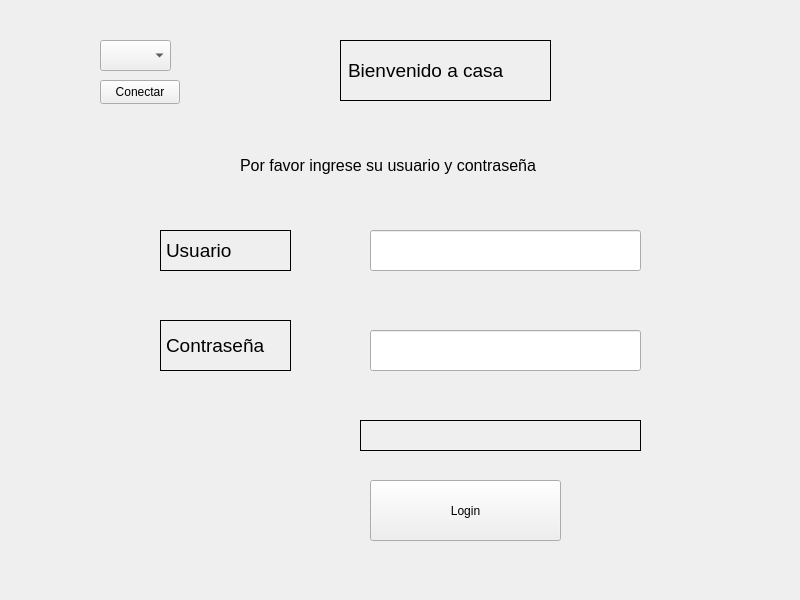
First picture: the form in Qt Creator GUI/Dashboard/mainwindow.ui, repository Danmuse/Home-automation-PRO, before the edit.
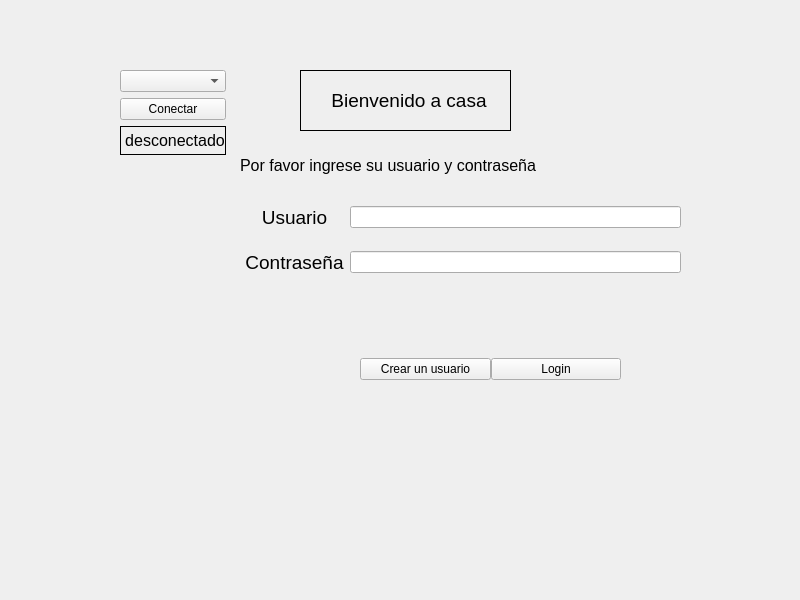
Second picture: the form after the edit.

Commit message: add new validator to create user and music ~ issue related #13

The edit to the form file:
```diff
--- a/Qt Creator GUI/Dashboard/mainwindow.ui
+++ b/Qt Creator GUI/Dashboard/mainwindow.ui
@@ -14,32 +14,11 @@
    <string>MainWindow</string>
   </property>
   <widget class="QWidget" name="centralwidget">
-   <widget class="QLabel" name="label_user">
-    <property name="geometry">
-     <rect>
-      <x>160</x>
-      <y>230</y>
-      <width>131</width>
-      <height>41</height>
-     </rect>
-    </property>
-    <property name="font">
-     <font>
-      <pointsize>14</pointsize>
-     </font>
-    </property>
-    <property name="frameShape">
-     <enum>QFrame::Box</enum>
-    </property>
-    <property name="text">
-     <string>&lt;html&gt;&lt;head/&gt;&lt;body&gt;&lt;p&gt;&lt;span style=&quot; color:#000000;&quot;&gt;Usuario&lt;/span&gt;&lt;/p&gt;&lt;/body&gt;&lt;/html&gt;</string>
-    </property>
-   </widget>
    <widget class="QLabel" name="label_titulo">
     <property name="geometry">
      <rect>
-      <x>340</x>
-      <y>40</y>
+      <x>300</x>
+      <y>70</y>
       <width>211</width>
       <height>61</height>
      </rect>
@@ -53,70 +32,7 @@
      <enum>QFrame::Box</enum>
     </property>
     <property name="text">
-     <string>&lt;html&gt;&lt;head/&gt;&lt;body&gt;&lt;p&gt;&lt;span style=&quot; font-size:14pt; color:#000000;&quot;&gt;Bienvenido a casa&lt;/span&gt;&lt;/p&gt;&lt;/body&gt;&lt;/html&gt;</string>
-    </property>
-   </widget>
-   <widget class="QLabel" name="label_confirmLogin">
-    <property name="geometry">
-     <rect>
-      <x>360</x>
-      <y>420</y>
-      <width>281</width>
-      <height>31</height>
-     </rect>
-    </property>
-    <property name="frameShape">
-     <enum>QFrame::Box</enum>
-    </property>
-    <property name="text">
-     <string/>
-    </property>
-   </widget>
-   <widget class="QLineEdit" name="lineEdit_user">
-    <property name="geometry">
-     <rect>
-      <x>370</x>
-      <y>230</y>
-      <width>271</width>
-      <height>41</height>
-     </rect>
-    </property>
-   </widget>
-   <widget class="QLabel" name="label_password">
-    <property name="geometry">
-     <rect>
-      <x>160</x>
-      <y>320</y>
-      <width>131</width>
-      <height>51</height>
-     </rect>
-    </property>
-    <property name="font">
-     <font>
-      <pointsize>14</pointsize>
-     </font>
-    </property>
-    <property name="frameShape">
-     <enum>QFrame::Box</enum>
-    </property>
-    <property name="text">
-     <string>&lt;html&gt;&lt;head/&gt;&lt;body&gt;&lt;p&gt;&lt;span style=&quot; color:#000000;&quot;&gt;Contraseña&lt;/span&gt;&lt;/p&gt;&lt;/body&gt;&lt;/html&gt;</string>
-    </property>
-   </widget>
-   <widget class="QPushButton" name="pushButton_login">
-    <property name="geometry">
-     <rect>
-      <x>370</x>
-      <y>480</y>
-      <width>191</width>
-      <height>61</height>
-     </rect>
-    </property>
-    <property name="styleSheet">
-     <string notr="true">color: black;</string>
-    </property>
-    <property name="text">
-     <string>Login</string>
+     <string>&lt;html&gt;&lt;head/&gt;&lt;body&gt;&lt;p align=&quot;center&quot;&gt;&lt;span style=&quot; font-size:14pt; color:#000000;&quot;&gt;Bienvenido a casa&lt;/span&gt;&lt;/p&gt;&lt;/body&gt;&lt;/html&gt;</string>
     </property>
    </widget>
    <widget class="QLabel" name="label_2">
@@ -137,38 +53,169 @@
      <string>&lt;html&gt;&lt;head/&gt;&lt;body&gt;&lt;p&gt;&lt;span style=&quot; color:#000000;&quot;&gt;Por favor ingrese su usuario y contraseña&lt;/span&gt;&lt;/p&gt;&lt;/body&gt;&lt;/html&gt;</string>
     </property>
    </widget>
-   <widget class="QLineEdit" name="lineEdit_password">
+   <widget class="QWidget" name="gridLayoutWidget">
     <property name="geometry">
      <rect>
-      <x>370</x>
-      <y>330</y>
-      <width>271</width>
-      <height>41</height>
+      <x>230</x>
+      <y>190</y>
+      <width>451</width>
+      <height>101</height>
      </rect>
     </property>
+    <layout class="QGridLayout" name="gridLayout">
+     <property name="leftMargin">
+      <number>15</number>
+     </property>
+     <item row="1" column="0">
+      <widget class="QLabel" name="label_password">
+       <property name="font">
+        <font>
+         <pointsize>14</pointsize>
+        </font>
+       </property>
+       <property name="frameShape">
+        <enum>QFrame::NoFrame</enum>
+       </property>
+       <property name="text">
+        <string>&lt;html&gt;&lt;head/&gt;&lt;body&gt;&lt;p align=&quot;center&quot;&gt;&lt;span style=&quot; color:#000000;&quot;&gt;Contraseña&lt;/span&gt;&lt;/p&gt;&lt;/body&gt;&lt;/html&gt;</string>
+       </property>
+      </widget>
+     </item>
+     <item row="0" column="0">
+      <widget class="QLabel" name="label_user">
+       <property name="font">
+        <font>
+         <pointsize>14</pointsize>
+        </font>
+       </property>
+       <property name="frameShape">
+        <enum>QFrame::NoFrame</enum>
+       </property>
+       <property name="text">
+        <string>&lt;html&gt;&lt;head/&gt;&lt;body&gt;&lt;p align=&quot;center&quot;&gt;&lt;span style=&quot; color:#000000;&quot;&gt;Usuario&lt;/span&gt;&lt;/p&gt;&lt;/body&gt;&lt;/html&gt;</string>
+       </property>
+      </widget>
+     </item>
+     <item row="0" column="1">
+      <widget class="QLineEdit" name="lineEdit_user"/>
+     </item>
+     <item row="1" column="1">
+      <widget class="QLineEdit" name="lineEdit_password"/>
+     </item>
+    </layout>
    </widget>
-   <widget class="QComboBox" name="comboBox">
+   <widget class="QWidget" name="verticalLayoutWidget">
     <property name="geometry">
      <rect>
-      <x>100</x>
-      <y>40</y>
-      <width>71</width>
-      <height>31</height>
+      <x>360</x>
+      <y>300</y>
+      <width>261</width>
+      <height>80</height>
      </rect>
     </property>
+    <layout class="QVBoxLayout" name="verticalLayout_2">
+     <property name="spacing">
+      <number>0</number>
+     </property>
+     <property name="sizeConstraint">
+      <enum>QLayout::SetDefaultConstraint</enum>
+     </property>
+     <property name="topMargin">
+      <number>0</number>
+     </property>
+     <property name="bottomMargin">
+      <number>0</number>
+     </property>
+     <item>
+      <widget class="QLabel" name="label_confirmLogin">
+       <property name="autoFillBackground">
+        <bool>false</bool>
+       </property>
+       <property name="frameShape">
+        <enum>QFrame::NoFrame</enum>
+       </property>
+       <property name="text">
+        <string/>
+       </property>
+      </widget>
+     </item>
+     <item>
+      <layout class="QHBoxLayout" name="horizontalLayout">
+       <property name="leftMargin">
+        <number>0</number>
+       </property>
+       <property name="topMargin">
+        <number>0</number>
+       </property>
+       <property name="bottomMargin">
+        <number>0</number>
+       </property>
+       <item>
+        <widget class="QPushButton" name="CreateUser">
+         <property name="styleSheet">
+          <string notr="true">color: black;</string>
+         </property>
+         <property name="text">
+          <string>Crear un usuario</string>
+         </property>
+        </widget>
+       </item>
+       <item>
+        <widget class="QPushButton" name="Login">
+         <property name="baseSize">
+          <size>
+           <width>0</width>
+           <height>0</height>
+          </size>
+         </property>
+         <property name="styleSheet">
+          <string notr="true">color: black;</string>
+         </property>
+         <property name="text">
+          <string>Login</string>
+         </property>
+        </widget>
+       </item>
+      </layout>
+     </item>
+    </layout>
    </widget>
-   <widget class="QPushButton" name="pushButton">
+   <widget class="QWidget" name="layoutWidget">
     <property name="geometry">
      <rect>
-      <x>100</x>
-      <y>80</y>
-      <width>80</width>
-      <height>24</height>
+      <x>120</x>
+      <y>70</y>
+      <width>106</width>
+      <height>85</height>
      </rect>
     </property>
-    <property name="text">
-     <string>Conectar</string>
-    </property>
+    <layout class="QVBoxLayout" name="verticalLayout">
+     <item>
+      <widget class="QComboBox" name="comboBox"/>
+     </item>
+     <item>
+      <widget class="QPushButton" name="pushButton">
+       <property name="text">
+        <string>Conectar</string>
+       </property>
+      </widget>
+     </item>
+     <item>
+      <widget class="QLabel" name="PortConfirm">
+       <property name="font">
+        <font>
+         <pointsize>12</pointsize>
+        </font>
+       </property>
+       <property name="frameShape">
+        <enum>QFrame::Box</enum>
+       </property>
+       <property name="text">
+        <string>&lt;html&gt;&lt;head/&gt;&lt;body&gt;&lt;p align=&quot;center&quot;&gt;desconectado&lt;/p&gt;&lt;/body&gt;&lt;/html&gt;</string>
+       </property>
+      </widget>
+     </item>
+    </layout>
    </widget>
   </widget>
   <action name="action">
```
The commit also changes 62 other files.
